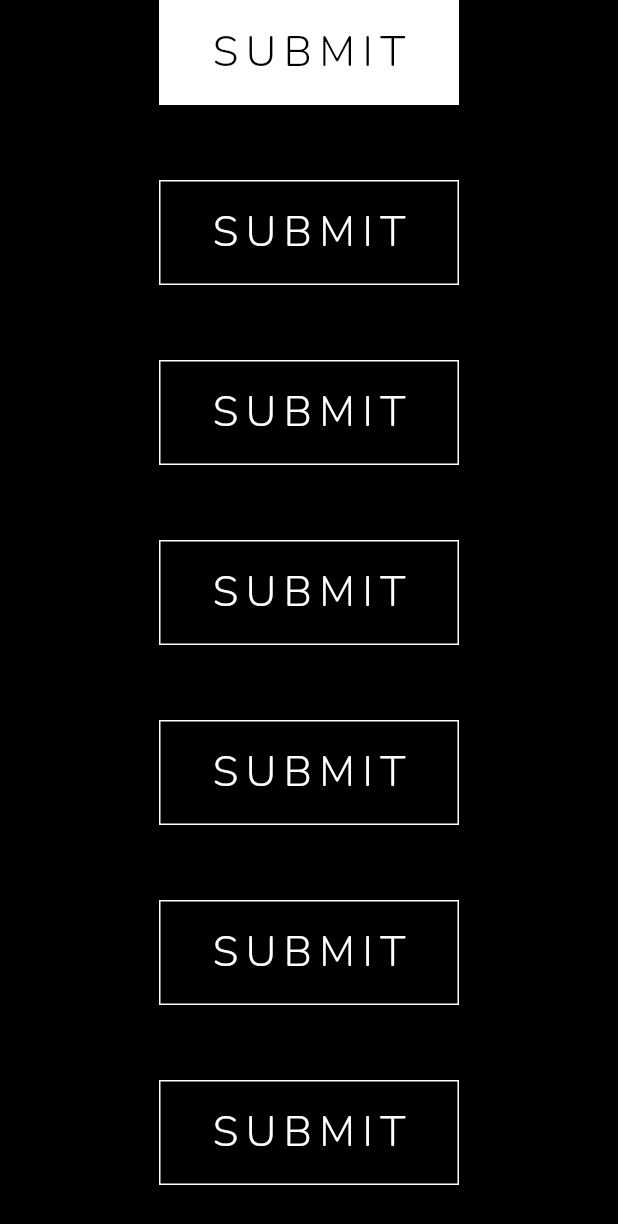
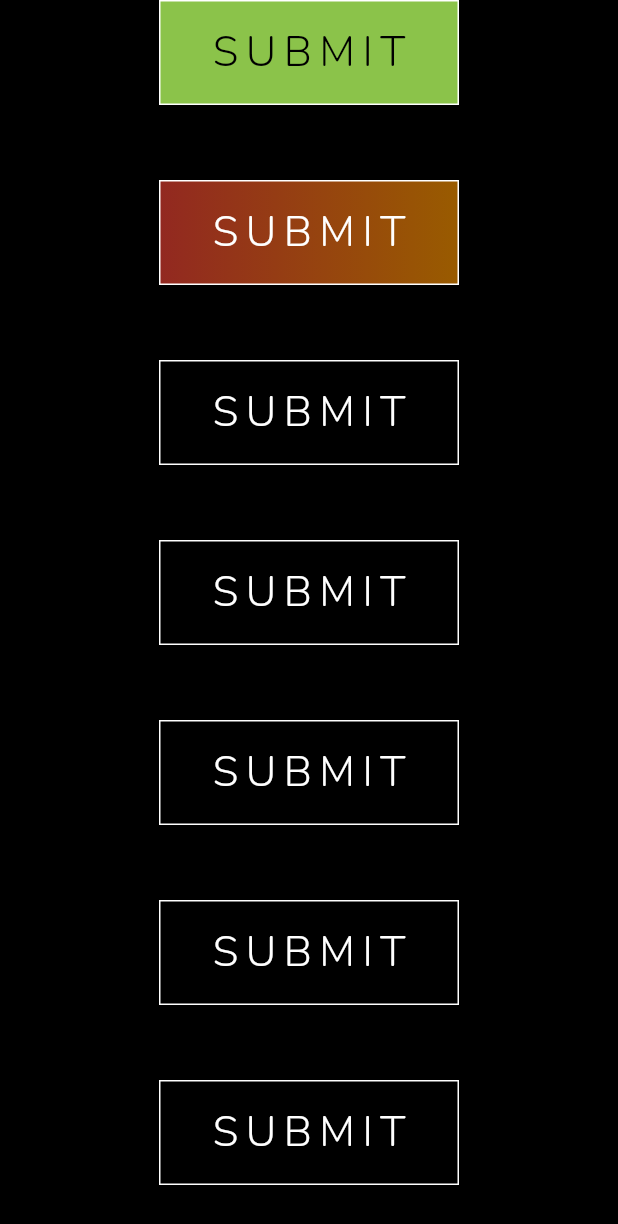
Before and after one commit to NikhilVadoliya/FlutterAnimatedButton, a Flutter app: the screen it shows after launch, after a tap on "SUBMIT", on a phone screen of 412 x 824 dp. Shown: the top 1224 px of the screen. Run offline on Flutter 3.47's test engine with Material 2 defaults, Android fonts, the phone set to English and light mode, and no system bars; our stand-ins replace google_fonts.

Commit message:
added null safety

```diff
--- a/example/lib/main.dart
+++ b/example/lib/main.dart
@@ -1,4 +1,3 @@
-import 'package:example/helper/colors_helper.dart';
 import 'package:flutter/material.dart';
 import 'package:flutter_animated_button/flutter_animated_button.dart';
 import 'package:google_fonts/google_fonts.dart';
@@ -46,8 +45,7 @@ class _AnimatedButtonDemoState extends State<AnimatedButtonDemo> {
       backgroundColor: Colors.black,
       body: SingleChildScrollView(
         child: Center(
-          child: true
-              ? Column(
+            child: Column(
           mainAxisAlignment: MainAxisAlignment.spaceAround,
           children: [
             AnimatedButton(
@@ -60,6 +58,7 @@ class _AnimatedButtonDemoState extends State<AnimatedButtonDemo> {
               transitionType: TransitionType.LEFT_TOP_ROUNDER,
               textStyle: submitTextStyle,
               backgroundColor: Colors.black,
+              selectedBackgroundColor: Colors.lightGreen,
               borderColor: Colors.white,
               borderWidth: 1,
             ),
@@ -71,11 +70,13 @@ class _AnimatedButtonDemoState extends State<AnimatedButtonDemo> {
               height: 70,
               width: 200,
               text: 'SUBMIT',
+              gradient: LinearGradient(colors: [Colors.red, Colors.orange]),
+              selectedGradientColor: LinearGradient(
+                  colors: [Colors.pinkAccent, Colors.purpleAccent]),
               isReverse: true,
               selectedTextColor: Colors.black,
               transitionType: TransitionType.LEFT_CENTER_ROUNDER,
               textStyle: submitTextStyle,
-                      backgroundColor: Colors.black,
               borderColor: Colors.white,
               borderWidth: 1,
             ),
@@ -192,117 +193,7 @@ class _AnimatedButtonDemoState extends State<AnimatedButtonDemo> {
               borderWidth: 1,
             ),
           ],
-                )
-              : Column(
-                  crossAxisAlignment: CrossAxisAlignment.center,
-                  mainAxisAlignment: MainAxisAlignment.center,
-                  children: [
-                    RaisedButton(
-                        child: Text('Button'),
-                        onPressed: () {
-                          setState(() {
-                            isButtonSelected = !isButtonSelected;
-                          });
-                        }),
-                    AnimatedButton(
-                      isSelected: isButtonSelected,
-                      onChanges: (isSelected) {
-                        setState(() {
-                          isButtonSelected = isSelected;
-                        });
-                      },
-                      onPress: () {},
-                      height: 70,
-                      width: 200,
-                      text: 'SUBMIT',
-                      isReverse: true,
-                      selectedTextColor: Colors.deepOrange,
-                      transitionType: TransitionType.LEFT_TO_RIGHT,
-                      textStyle: submitTextStyle,
-                      backgroundColor: Colors.black,
-                      borderColor: Colors.white,
-                      borderRadius: 0,
-                      borderWidth: 2,
-                    ),
-                    SizedBox(
-                      height: 50,
-                    ),
-                    AnimatedButton(
-                      onPress: () {},
-                      height: 70,
-                      width: 200,
-                      text: 'SUBMIT',
-                      isReverse: true,
-                      selectedTextColor: Colors.black,
-                      transitionType: TransitionType.LEFT_TO_RIGHT,
-                      textStyle: submitTextStyle,
-                      backgroundColor: Colors.black,
-                      borderColor: Colors.white,
-                      borderRadius: 50,
-                      borderWidth: 1,
-                    ),
-                    SizedBox(
-                      height: 50,
-                    ),
-                    AnimatedButton(
-                      onPress: () {},
-                      height: 70,
-                      width: 200,
-                      text: 'SUBMIT',
-                      isReverse: true,
-                      selectedTextColor: Colors.black,
-                      transitionType: TransitionType.LEFT_TO_RIGHT,
-                      textStyle: submitTextStyle,
-                      backgroundColor: Colors.black,
-                    ),
-                    SizedBox(
-                      height: 50,
-                    ),
-                    AnimatedButton(
-                      onPress: () {},
-                      height: 70,
-                      width: 200,
-                      text: 'SUBMIT',
-                      isReverse: true,
-                      selectedTextColor: Colors.black,
-                      transitionType: TransitionType.BOTTOM_TO_TOP,
-                      textStyle: submitTextStyle,
-                      backgroundColor: Colors.black,
-                    ),
-                    SizedBox(
-                      height: 50,
-                    ),
-                    AnimatedButton(
-                      onPress: () {},
-                      height: 70,
-                      width: 200,
-                      text: 'SUBMIT',
-                      isReverse: true,
-                      selectedTextColor: Colors.black,
-                      transitionType: TransitionType.TOP_TO_BOTTOM,
-                      textStyle: submitTextStyle,
-                      backgroundColor: Colors.black,
-                    ),
-                    SizedBox(
-                      height: 50,
-                    ),
-                    AnimatedButton(
-                      onPress: () {},
-                      height: 70,
-                      width: 200,
-                      text: 'SUBMIT',
-                      isReverse: true,
-                      selectedTextColor: Colors.black,
-                      transitionType: TransitionType.RIGHT_TO_LEFT,
-                      textStyle: submitTextStyle,
-                      backgroundColor: Colors.black,
-                    ),
-                    SizedBox(
-                      height: 50,
-                    ),
-                  ],
-                ),
-        ),
+        )),
       ),
     );
   }
--- a/lib/src/animated_button.dart
+++ b/lib/src/animated_button.dart
@@ -85,7 +85,7 @@ class AnimatedButton extends StatefulWidget {
   /// called this function when user press on button and pass value of button
   /// [true] - button selected
   /// [false] - button deSelected
-  final ValueChanged<bool> onChanges;
+  final ValueChanged<bool>? onChanges;
 
   /// [TransitionType]  type of animation which apply to Button
   /// by Default it is TransitionType.LEFT_TO_RIGHT
@@ -119,11 +119,11 @@ class AnimatedButton extends StatefulWidget {
 
   ///[gradient], which also fills the button
   /// * If [gradient] is null, this decoration does not paint gradients.
-  final Gradient gradient;
+  final Gradient? gradient;
 
   ///[selectedGradientColor], which also fills the  selected button
   /// * If [selectedGradientColor] is null, this decoration does not paint gradients.
-  final Gradient selectedGradientColor;
+  final Gradient? selectedGradientColor;
 
   ///[isSelected] if this is true then button is selected
   /// it's false then button is deselected;
@@ -131,17 +131,17 @@ class AnimatedButton extends StatefulWidget {
   final bool isSelected;
 
   const AnimatedButton({
-    Key key,
-    @required this.text,
-    @required this.onPress,
+    Key? key,
+    required this.text,
+    required this.onPress,
     this.transitionType = TransitionType.LEFT_TO_RIGHT,
     this.textStyle = const TextStyle(color: Colors.white, fontSize: 20),
     this.selectedTextColor = Colors.blue,
     this.selectedBackgroundColor = Colors.white,
     this.backgroundColor = Colors.white60,
     this.isReverse = false,
-    this.textMaxLine,
-    this.textOverflow,
+    this.textMaxLine = 1,
+    this.textOverflow = TextOverflow.clip,
     this.textAlignment = Alignment.center,
     this.height = 50,
     this.width = double.infinity,
@@ -155,17 +155,16 @@ class AnimatedButton extends StatefulWidget {
     this.selectedGradientColor,
     this.isSelected = false,
     this.selectedText = '',
-  })  : assert(text != null),
-        isStrip = false,
-        stripColor = null,
-        stripSize = null,
-        stripTransitionType = null,
+  })  : isStrip = false,
+        stripColor = Colors.transparent,
+        stripSize = 0,
+        stripTransitionType = StripTransitionType.LEFT_TO_RIGHT,
         super(key: key);
 
   AnimatedButton.strip({
-    Key key,
-    @required this.text,
-    @required this.onPress,
+    Key? key,
+    required this.text,
+    required this.onPress,
     this.isReverse = false,
     this.height = 50,
     this.width = double.infinity,
@@ -173,8 +172,8 @@ class AnimatedButton extends StatefulWidget {
     this.textStyle = const TextStyle(color: Colors.white, fontSize: 20),
     this.selectedTextColor = Colors.blue,
     this.selectedBackgroundColor = Colors.white,
-    this.textMaxLine,
-    this.textOverflow,
+    this.textMaxLine = 1,
+    this.textOverflow = TextOverflow.clip,
     this.textAlignment = Alignment.center,
     this.animationDuration = const Duration(milliseconds: 500),
     this.backgroundColor = Colors.white60,
@@ -186,11 +185,10 @@ class AnimatedButton extends StatefulWidget {
     this.selectedGradientColor,
     this.isSelected = false,
     this.selectedText = '',
-  })  : assert(text != null),
-        borderRadius = 0,
+  })  : borderRadius = 0,
         borderWidth = 0,
         borderColor = Colors.transparent,
-        transitionType = null,
+        transitionType = TransitionType.LEFT_TO_RIGHT,
         isStrip = true;
 
   @override
@@ -199,14 +197,14 @@ class AnimatedButton extends StatefulWidget {
 
 class _AnimatedButtonState extends State<AnimatedButton>
     with TickerProviderStateMixin {
-  AnimationController _controller;
-  Animation<double> slideAnimation;
-  Animation scaleAnimation;
-  double slideBegin;
-  double slideEnd;
+  AnimationController? _controller;
+  late Animation<double> slideAnimation;
+  Animation? scaleAnimation;
+  double? slideBegin;
+  double? slideEnd;
 
   /// [return] animationController of check status and animation
-  AnimationController get animationController => _controller;
+  AnimationController? get animationController => _controller;
 
   @override
   void initState() {
@@ -233,35 +231,35 @@ class _AnimatedButtonState extends State<AnimatedButton>
       }
     }
     final Animation curve =
-        CurvedAnimation(parent: _controller, curve: Curves.easeInOutCubic);
-    slideAnimation = Tween(begin: slideBegin, end: slideEnd).animate(curve);
+        CurvedAnimation(parent: _controller!, curve: Curves.easeInOutCubic);
+    slideAnimation = Tween(begin: slideBegin, end: slideEnd)
+        .animate(curve as Animation<double>);
 
-    widget.isSelected ? _controller.forward() : _controller.reverse();
+    widget.isSelected ? _controller!.forward() : _controller!.reverse();
   }
 
   @override
   void didUpdateWidget(covariant AnimatedButton oldWidget) {
     if (oldWidget.isSelected != widget.isSelected) {
-      widget.isSelected ? _controller.forward() : _controller.reverse();
+      widget.isSelected ? _controller!.forward() : _controller!.reverse();
     }
     super.didUpdateWidget(oldWidget);
   }
 
   @override
   Widget build(BuildContext context) {
-    final DefaultTextStyle defaultTextStyle = DefaultTextStyle.of(context);
     // deSelected/normal text
     var textNormal = Text(
       widget.text,
-      maxLines: widget.textMaxLine ?? defaultTextStyle.maxLines,
-      overflow: widget.textOverflow ?? defaultTextStyle.overflow,
+      maxLines: widget.textMaxLine,
+      overflow: widget.textOverflow,
       style: widget.textStyle,
     );
     // selected text
     var textSelected = Text(
       widget.selectedText.isNotEmpty ? widget.selectedText : widget.text,
-      maxLines: widget.textMaxLine ?? defaultTextStyle.maxLines,
-      overflow: widget.textOverflow ?? defaultTextStyle.overflow,
+      maxLines: widget.textMaxLine,
+      overflow: widget.textOverflow,
       style: widget.textStyle.copyWith(color: widget.selectedTextColor),
     );
 
@@ -271,7 +269,7 @@ class _AnimatedButtonState extends State<AnimatedButton>
           width: widget.width,
           height: widget.height,
           decoration: BoxDecoration(
-            gradient: widget?.gradient,
+            gradient: widget.gradient,
             color: widget.backgroundColor,
             border: Border.all(
               color: widget.borderColor,
@@ -298,12 +296,12 @@ class _AnimatedButtonState extends State<AnimatedButton>
                 ),
         ),
         AnimatedBuilder(
-          animation: _controller,
+          animation: _controller!,
           child: Container(
               width: widget.width,
               height: widget.height,
               decoration: BoxDecoration(
-                gradient: widget?.selectedGradientColor,
+                gradient: widget.selectedGradientColor,
                 color: widget.selectedBackgroundColor,
                 border: Border.all(
                   color: widget.borderColor,
@@ -344,14 +342,14 @@ class _AnimatedButtonState extends State<AnimatedButton>
 
   onButtonClick() {
     if (widget.enable) {
-      if (widget.isReverse && _controller.isCompleted) {
-        _controller.reverse();
-        widget.onChanges?.call(false);
+      if (widget.isReverse && _controller!.isCompleted) {
+        _controller!.reverse();
+        if (widget.onChanges != null) widget.onChanges!.call(false);
       } else {
-        _controller.forward();
-        widget?.onChanges?.call(true);
+        _controller!.forward();
+        if (widget.onChanges != null) widget.onChanges!.call(true);
       }
-      widget.onPress?.call();
+      widget.onPress.call();
     }
   }
 }
@@ -365,13 +363,13 @@ class StripAnimated extends StatelessWidget {
   final AlignmentGeometry textAlignment;
 
   const StripAnimated(
-      {Key key,
-      this.animationType,
-      this.stripColor,
-      this.stripSize,
-      this.text,
-      this.textAlignment,
-      this.onTap})
+      {Key? key,
+      required this.animationType,
+      required this.stripColor,
+      required this.stripSize,
+      required this.text,
+      required this.textAlignment,
+      required this.onTap})
       : super(key: key);
 
   @override
--- a/pubspec.yaml
+++ b/pubspec.yaml
@@ -1,10 +1,10 @@
 name: flutter_animated_button
 description: A flutter package project which contains a collection of cool and beautiful button animations.
-version: 1.1.0
+version: 1.1.1
 homepage: https://github.com/NikhilVadoliya/FlutterAnimatedButton
 
 environment:
-  sdk: ">=2.7.0 <3.0.0"
+  sdk: '>=2.12.0 <3.0.0'
   flutter: ">=1.17.0 <2.0.0"
 
 dependencies:
```
Also changed, not shown: 1 other file. Lines whose indentation alone changed are shown as unchanged.
